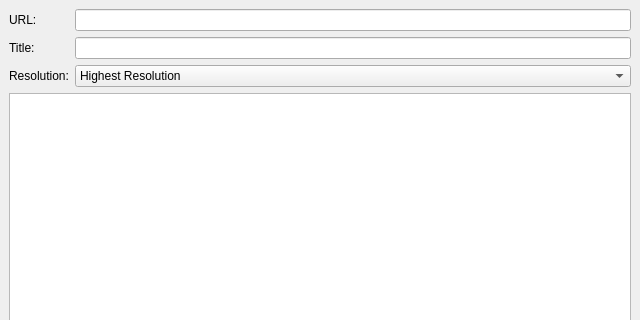
This is mainwindow.ui in lgnq/YouTubeToPC as Qt 5 draws it before an edit; both pictures show x 0 to 640 and y 0 to 320 of the 640 by 480 pixel window. The edited form follows.
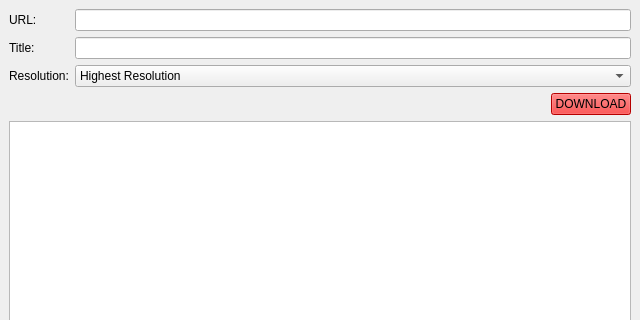
This is the edited form.

Commit message: add download button

Diff of the .ui file:
```diff
--- a/mainwindow.ui
+++ b/mainwindow.ui
@@ -15,7 +15,7 @@
   </property>
   <widget class="QWidget" name="centralwidget">
    <layout class="QGridLayout" name="gridLayout_2">
-    <item row="0" column="0">
+    <item row="0" column="0" colspan="2">
      <layout class="QGridLayout" name="gridLayout">
       <item row="0" column="0">
        <widget class="QLabel" name="label">
@@ -61,6 +61,30 @@
      </layout>
     </item>
     <item row="1" column="0">
+     <spacer name="horizontalSpacer">
+      <property name="orientation">
+       <enum>Qt::Horizontal</enum>
+      </property>
+      <property name="sizeHint" stdset="0">
+       <size>
+        <width>40</width>
+        <height>20</height>
+       </size>
+      </property>
+     </spacer>
+    </item>
+    <item row="1" column="1">
+     <widget class="QPushButton" name="download_btn">
+      <property name="styleSheet">
+       <string notr="true">background-color: rgb(255, 0, 0);
+font: 8pt &quot;Goudy Stout&quot;;</string>
+      </property>
+      <property name="text">
+       <string>DOWNLOAD</string>
+      </property>
+     </widget>
+    </item>
+    <item row="2" column="0" colspan="2">
      <widget class="QTextBrowser" name="console"/>
     </item>
    </layout>
```
Left out of the diff: 17 changed lines with no effect on the pictures. The commit also changes 2 other files.
